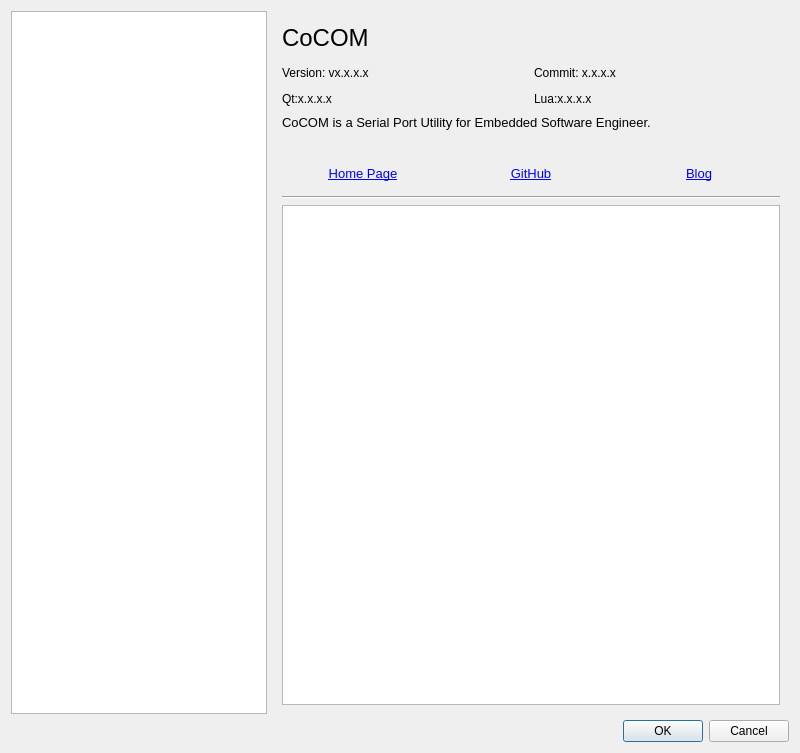
Qt form ui/configDialog.ui (cocom-official/CoCOM) before a commit.
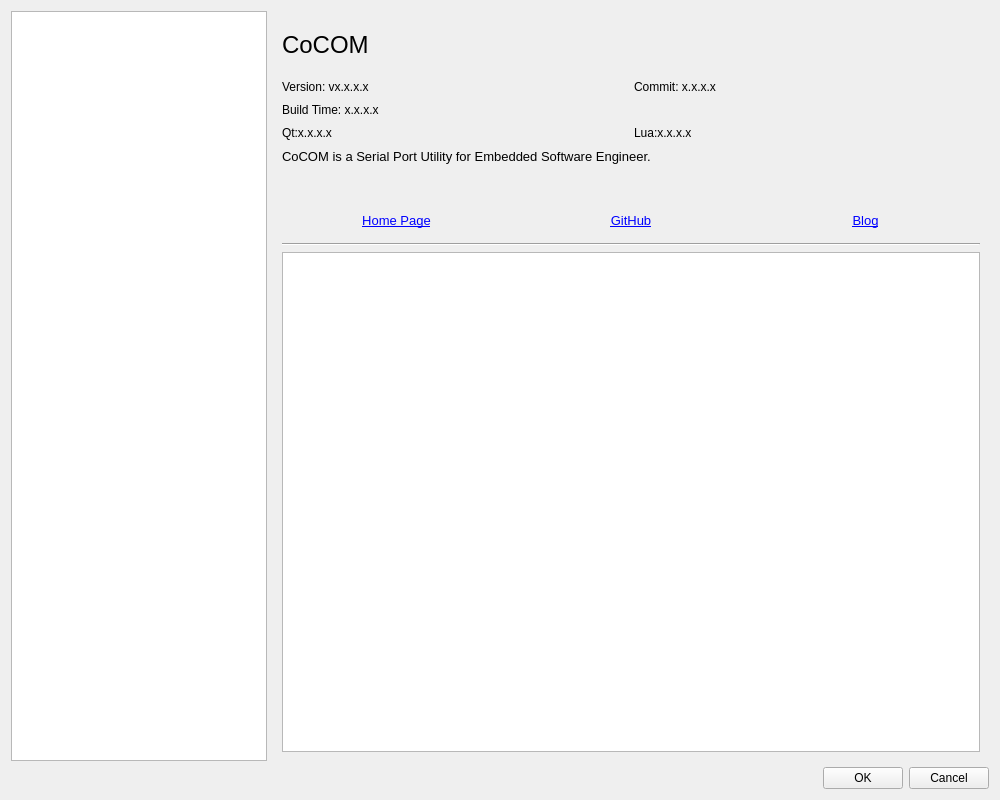
The same form after that commit. The open tabs and pages were chosen to show the change.

Patch:
```diff
--- a/ui/configDialog.ui
+++ b/ui/configDialog.ui
@@ -6,8 +6,8 @@
    <rect>
     <x>0</x>
     <y>0</y>
-    <width>800</width>
-    <height>753</height>
+    <width>1000</width>
+    <height>800</height>
    </rect>
   </property>
   <property name="windowTitle">
@@ -35,7 +35,7 @@
      <item>
       <widget class="QStackedWidget" name="stackedWidget">
        <property name="currentIndex">
-        <number>1</number>
+        <number>0</number>
        </property>
        <widget class="QWidget" name="page">
         <widget class="QWidget" name="layoutWidget">
@@ -73,9 +73,25 @@
           </item>
          </layout>
         </widget>
+        <widget class="QPushButton" name="restoreButton">
+         <property name="geometry">
+          <rect>
+           <x>20</x>
+           <y>80</y>
+           <width>211</width>
+           <height>28</height>
+          </rect>
+         </property>
+         <property name="toolTip">
+          <string>This will delete all settings, and restart application.</string>
+         </property>
+         <property name="text">
+          <string>Restore Default Settings</string>
+         </property>
+        </widget>
        </widget>
        <widget class="QWidget" name="page_2">
-        <layout class="QVBoxLayout" name="verticalLayout_4">
+        <layout class="QVBoxLayout" name="verticalLayout_3">
          <item>
           <widget class="QLabel" name="nameLabel">
            <property name="sizePolicy">
@@ -99,9 +115,9 @@
           </widget>
          </item>
          <item>
-          <layout class="QHBoxLayout" name="horizontalLayout_9">
+          <layout class="QVBoxLayout" name="verticalLayout_2">
            <item>
-            <layout class="QVBoxLayout" name="verticalLayout_2">
+            <layout class="QHBoxLayout" name="horizontalLayout_9" stretch="1,1">
              <item>
               <layout class="QHBoxLayout" name="horizontalLayout_5">
                <item>
@@ -138,7 +154,7 @@
              <item>
               <layout class="QHBoxLayout" name="horizontalLayout_6">
                <item>
-                <widget class="QLabel" name="qtVersionLabel">
+                <widget class="QLabel" name="commitLabel">
                  <property name="sizePolicy">
                   <sizepolicy hsizetype="Fixed" vsizetype="Fixed">
                    <horstretch>0</horstretch>
@@ -146,7 +162,7 @@
                   </sizepolicy>
                  </property>
                  <property name="text">
-                  <string>Qt:x.x.x.x</string>
+                  <string>Commit: x.x.x.x</string>
                  </property>
                  <property name="textInteractionFlags">
                   <set>Qt::LinksAccessibleByMouse|Qt::TextSelectableByMouse</set>
@@ -171,11 +187,27 @@
             </layout>
            </item>
            <item>
-            <layout class="QVBoxLayout" name="verticalLayout_3">
+            <widget class="QLabel" name="buildTimeLabel">
+             <property name="sizePolicy">
+              <sizepolicy hsizetype="Fixed" vsizetype="Fixed">
+               <horstretch>0</horstretch>
+               <verstretch>0</verstretch>
+              </sizepolicy>
+             </property>
+             <property name="text">
+              <string>Build Time: x.x.x.x</string>
+             </property>
+             <property name="textInteractionFlags">
+              <set>Qt::LinksAccessibleByMouse|Qt::TextSelectableByMouse</set>
+             </property>
+            </widget>
+           </item>
+           <item>
+            <layout class="QHBoxLayout" name="horizontalLayout_10" stretch="1,1">
              <item>
               <layout class="QHBoxLayout" name="horizontalLayout_7">
                <item>
-                <widget class="QLabel" name="commitLabel">
+                <widget class="QLabel" name="qtVersionLabel">
                  <property name="sizePolicy">
                   <sizepolicy hsizetype="Fixed" vsizetype="Fixed">
                    <horstretch>0</horstretch>
@@ -183,7 +215,7 @@
                   </sizepolicy>
                  </property>
                  <property name="text">
-                  <string>Commit: x.x.x.x</string>
+                  <string>Qt:x.x.x.x</string>
                  </property>
                  <property name="textInteractionFlags">
                   <set>Qt::LinksAccessibleByMouse|Qt::TextSelectableByMouse</set>
```
